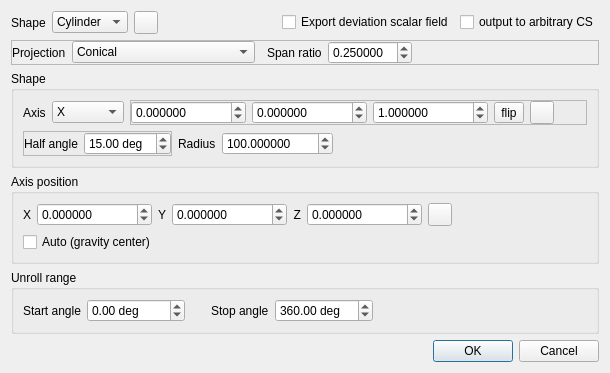
Qt form qCC/ui_templates/unrollDlg.ui (CloudCompare/CloudCompare) before a commit.
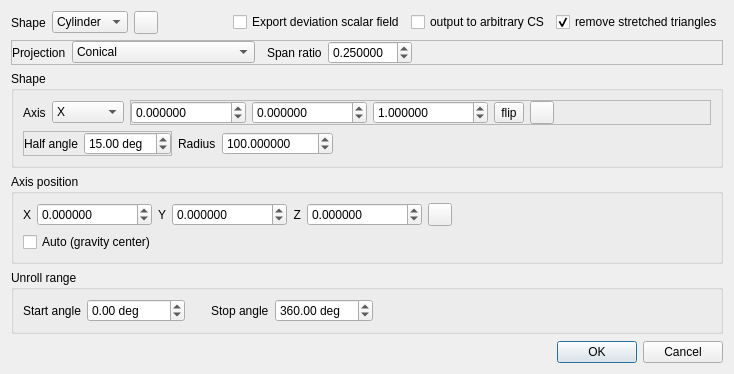
The same form after that commit. Icons and pictures are not drawn.

Commit message: New option when unrolling a mesh: 'remove stretched triangles'

Diff of the .ui file:
```diff
--- a/qCC/ui_templates/unrollDlg.ui
+++ b/qCC/ui_templates/unrollDlg.ui
@@ -6,8 +6,8 @@
    <rect>
     <x>0</x>
     <y>0</y>
-    <width>610</width>
-    <height>360</height>
+    <width>734</width>
+    <height>374</height>
    </rect>
   </property>
   <property name="windowTitle">
@@ -82,6 +82,19 @@
        </property>
       </widget>
      </item>
+     <item>
+      <widget class="QCheckBox" name="removeStretchedTrianglesCheckBox">
+       <property name="toolTip">
+        <string>For meshes only: removes the triangles stretched from left to right after unrolling</string>
+       </property>
+       <property name="text">
+        <string>remove stretched triangles</string>
+       </property>
+       <property name="checked">
+        <bool>true</bool>
+       </property>
+      </widget>
+     </item>
     </layout>
    </item>
    <item>
```
Left out of the diff: 46 changed lines with no effect on the pictures. The commit also changes 6 other files.
